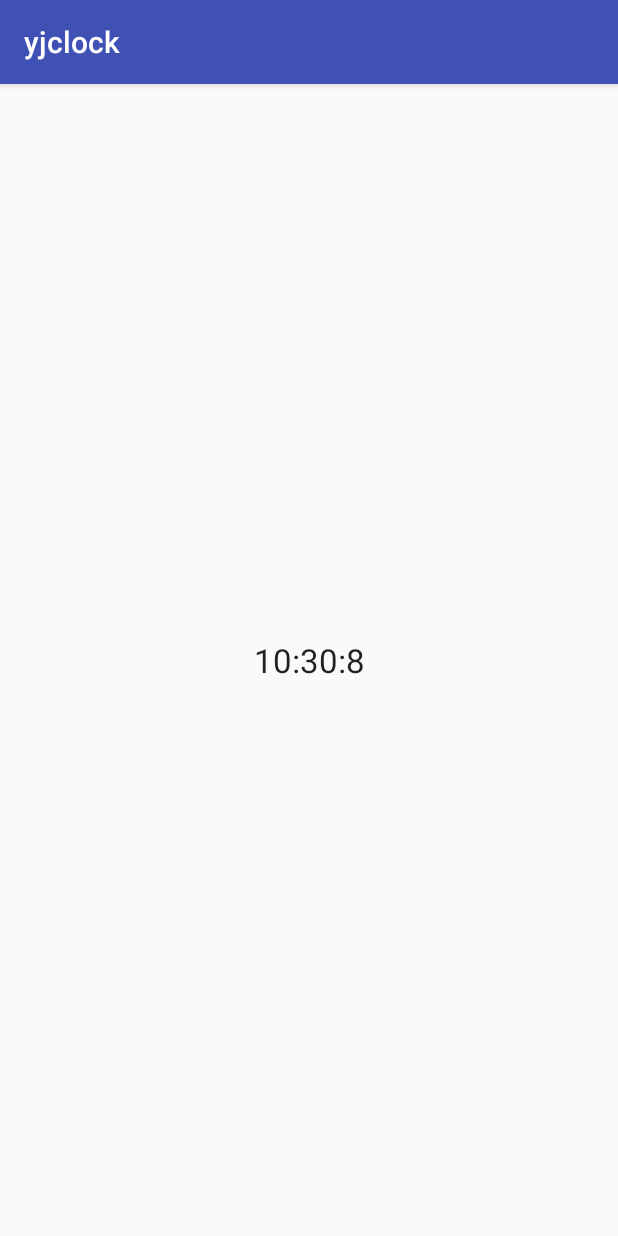
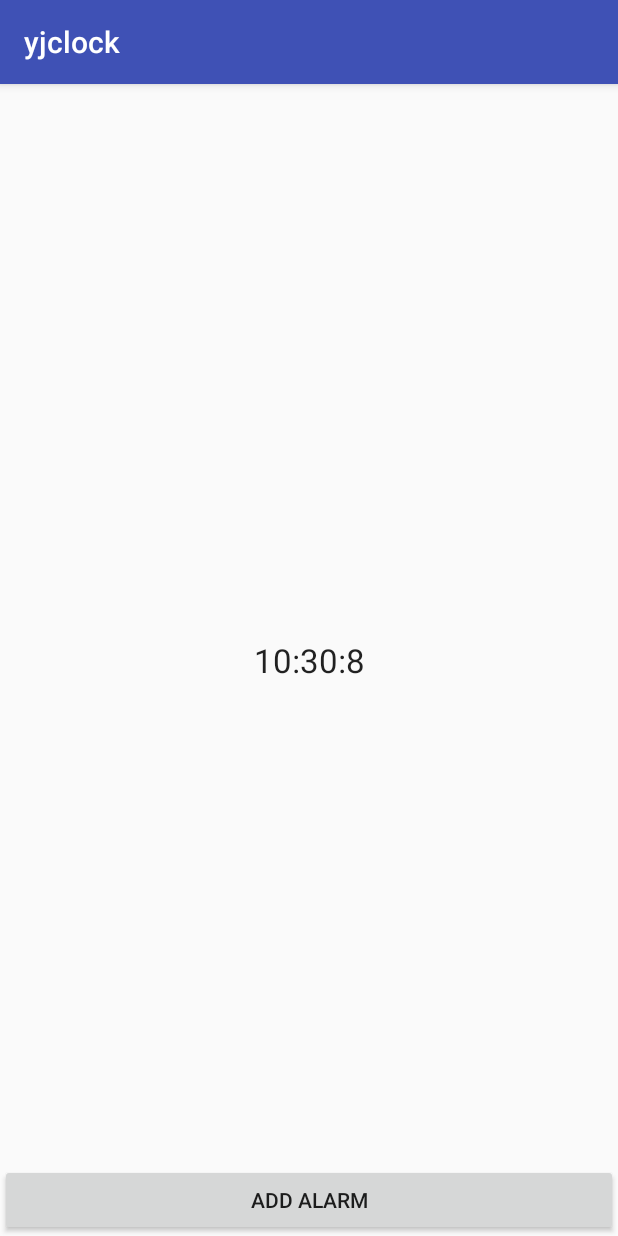
Before and after one commit to EditYJ/yjclock, an Android app: the screen it shows after launch (MainActivity), on a phone screen of 412 x 824 dp. Run offline under Robolectric (Android 15) with nearby library versions, the phone set to English and light mode, and no system bars.

Commit message:
闹钟列表初步完成

```diff
--- /dev/null
+++ b/app/src/main/java/com/yujie/yjclock/alarmView.java
@@ -0,0 +1,82 @@
+package com.yujie.yjclock;
+
+import android.content.Context;
+import android.support.annotation.Nullable;
+import android.util.AttributeSet;
+import android.view.View;
+import android.widget.ArrayAdapter;
+import android.widget.Button;
+import android.widget.LinearLayout;
+import android.widget.ListView;
+
+import java.util.Date;
+
+/**
+ * Created by Administrator on 2017/5/24 0024.
+ */
+
+public class alarmView extends LinearLayout {
+    private ListView alarmList;
+    private Button addAlarm;
+    private ArrayAdapter<timeNum> adapter;
+    public alarmView(Context context) {
+        super(context);
+    }
+
+    public alarmView(Context context, @Nullable AttributeSet attrs) {
+        super(context, attrs);
+    }
+
+    public alarmView(Context context, @Nullable AttributeSet attrs, int defStyleAttr) {
+        super(context, attrs, defStyleAttr);
+    }
+
+    @Override
+    protected void onFinishInflate() {
+        super.onFinishInflate();
+        alarmList = (ListView) findViewById(R.id.alarm_list);
+        addAlarm = (Button) findViewById(R.id.add_alarm);
+        //设置列表资源
+        adapter = new ArrayAdapter<timeNum>(getContext(), android.R.layout.simple_list_item_1);
+        alarmList.setAdapter(adapter);
+        //adapter.add(new timeNum(System.currentTimeMillis()));
+        //按钮事件
+        addAlarm.setOnClickListener(new OnClickListener() {
+            @Override
+            public void onClick(View v) {
+                addTime();
+            }
+        });
+    }
+
+    private void addTime() {
+        //TODO
+        adapter.add(new timeNum(System.currentTimeMillis()));
+    }
+
+    private class timeNum {
+        public timeNum(long time) {
+            this.time = time;
+            date = new Date(time);
+            timeLab = date.getHours() + ":" + date.getMinutes();
+        }
+
+        public long getTime() {
+            return time;
+        }
+
+        public String getTimeLab() {
+            return timeLab;
+        }
+
+        @Override
+        public String toString() {
+            return timeLab;
+        }
+
+        public long time=0;
+        public String timeLab="";
+        public Date date;
+    }
+
+}
--- a/app/src/main/res/layout/activity_main.xml
+++ b/app/src/main/res/layout/activity_main.xml
@@ -36,13 +36,23 @@
                         android:gravity="center"/>
                 </com.yujie.yjclock.timeView>
 
-                <LinearLayout
+                <com.yujie.yjclock.alarmView
                     android:id="@+id/tabalarm"
                     android:layout_width="match_parent"
                     android:layout_height="match_parent"
                     android:orientation="vertical">
-
-                </LinearLayout>
+                    <ListView
+                        android:id="@+id/alarm_list"
+                        android:layout_weight="1"
+                        android:layout_width="match_parent"
+                        android:layout_height="wrap_content">
+                    </ListView>
+                    <Button
+                        android:id="@+id/add_alarm"
+                        android:text="@string/add_alarm"
+                        android:layout_width="match_parent"
+                        android:layout_height="wrap_content" />
+                </com.yujie.yjclock.alarmView>
 
                 <LinearLayout
                     android:id="@+id/tabtimer"
--- a/app/src/main/res/values/strings.xml
+++ b/app/src/main/res/values/strings.xml
@@ -1,3 +1,4 @@
 <resources>
     <string name="app_name">yjclock</string>
+    <string name="add_alarm">Add alarm</string>
 </resources>
```
